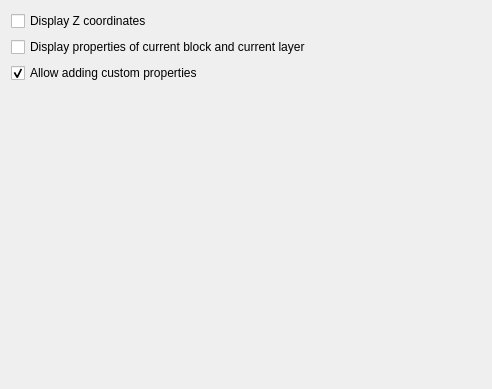
This is scripts/Widgets/PropertyEditor/PreferencesPage.ui in qcad/qcad as Qt 5 draws it before an edit. The edited form follows.
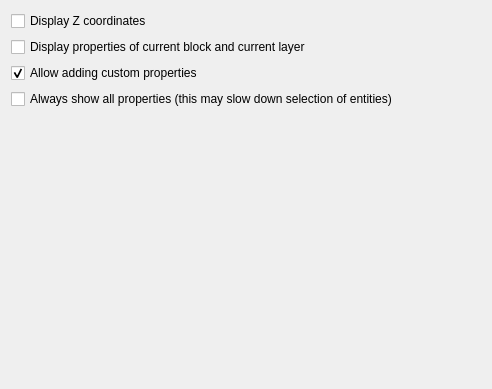
This is the edited form.

Commit message: add preference to always show all properties

What changed in the file:
```diff
--- a/scripts/Widgets/PropertyEditor/PreferencesPage.ui
+++ b/scripts/Widgets/PropertyEditor/PreferencesPage.ui
@@ -38,6 +38,13 @@
      </property>
     </widget>
    </item>
+   <item>
+    <widget class="QCheckBox" name="ShowOnRequest">
+     <property name="text">
+      <string>Always show all properties (this may slow down selection of entities)</string>
+     </property>
+    </widget>
+   </item>
    <item>
     <spacer name="verticalSpacer">
      <property name="orientation">
```
The commit also changes 1 other file.
